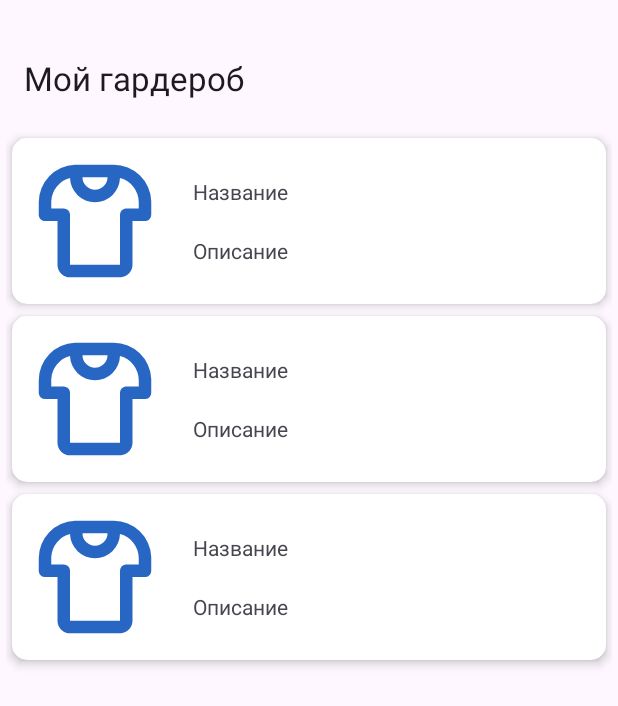
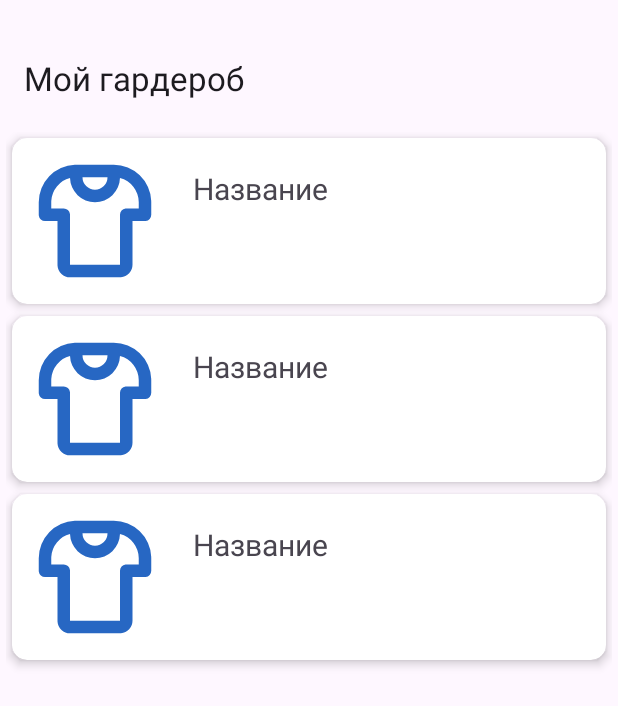
Before and after one commit to maks2001916/MyWardrobe, an Android app: the layout activity_my_wardrobe.xml on its own in the app's theme, with its tools: preview values and no code run, on a phone screen of 412 x 824 dp. Shown: the top 706 px of the screen. Run offline under Robolectric (Android 15) with nearby library versions, the phone set to English and light mode, and no system bars.

```diff
--- a/app/src/main/res/layout/list_item.xml
+++ b/app/src/main/res/layout/list_item.xml
@@ -21,27 +21,15 @@
             android:layout_margin="5dp"
             android:src="@drawable/t_shirt_2_line"/>
 
-        <LinearLayout
+        <TextView
+            android:id="@+id/titleTV"
+            android:text="@string/title"
+            android:textSize="20sp"
             android:layout_width="match_parent"
             android:layout_height="wrap_content"
-            android:orientation="vertical"
-            android:layout_gravity="center">
-
-            <TextView
-                android:id="@+id/titleTV"
-                android:text="@string/title"
-                android:layout_width="match_parent"
-                android:layout_height="wrap_content"
-                android:layout_margin="10dp"/>
-
-            <TextView
-                android:id="@+id/descriptionTV"
-                android:text="@string/description"
-                android:layout_width="match_parent"
-                android:layout_height="wrap_content"
-                android:layout_margin="10dp"/>
-
-        </LinearLayout>
+            android:layout_marginTop="20dp"
+            android:layout_marginStart="10dp"
+            android:layout_marginEnd="10dp"/>
 
     </LinearLayout>
 
```
Also changed, not shown: app/src/main/java/com/example/mywardrobe/CustomAdapter.kt (+15 -4 lines).
